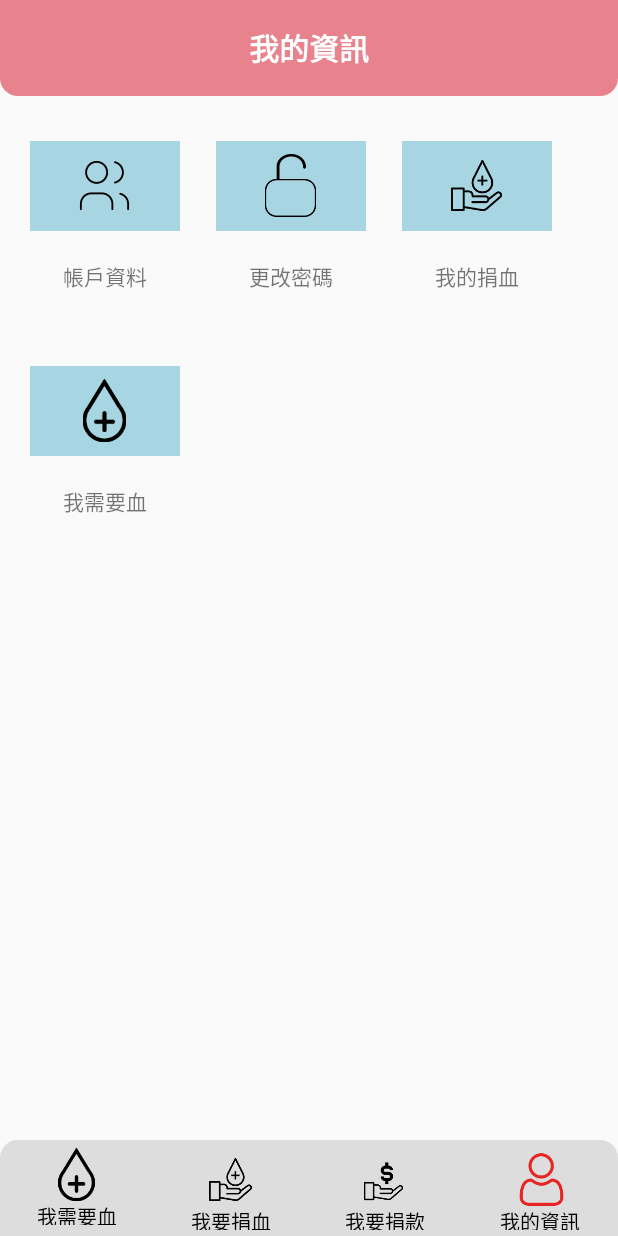
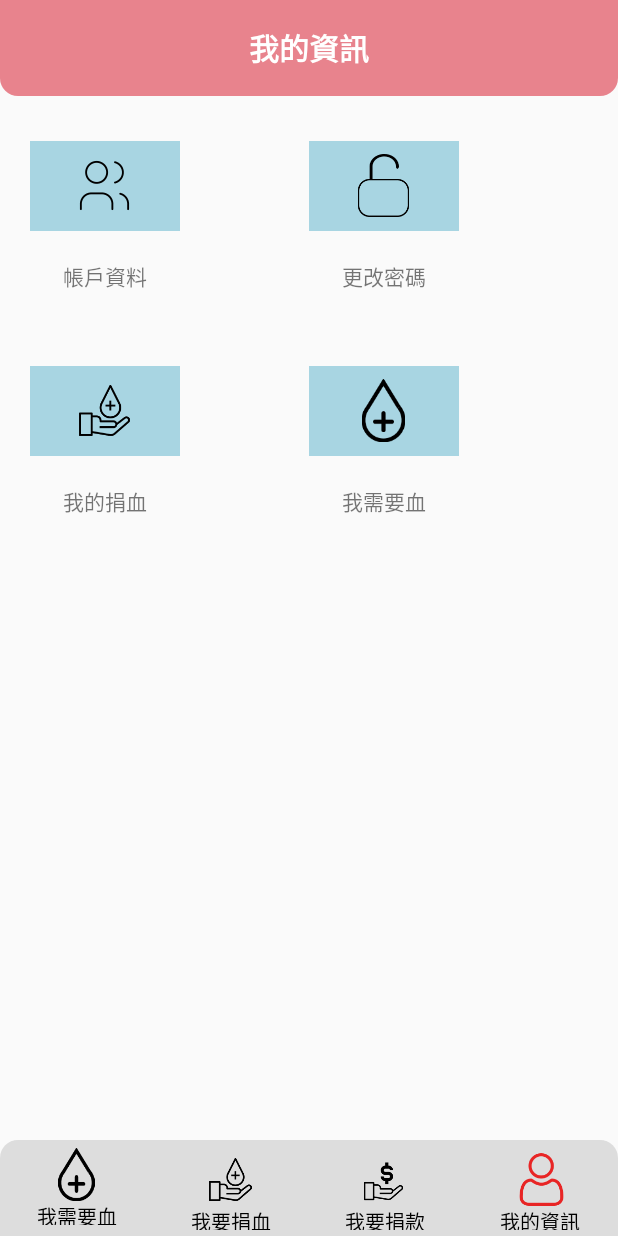
Before and after one commit to ives9999/hbc_android, an Android app: the MemberActivity screen opened directly, with no data from a screen before it, on a phone screen of 412 x 824 dp. Run offline under Robolectric (Android 15) with nearby library versions, the light colour scheme and no system bars.

Commit message:
no message

```diff
--- a/app/src/main/java/tw/com/bluemobile/hbc/controllers/MemberActivity.kt
+++ b/app/src/main/java/tw/com/bluemobile/hbc/controllers/MemberActivity.kt
@@ -33,7 +33,7 @@ class MemberActivity : BaseActivity() {
 
         val adapter: SimpleAdapter = SimpleAdapter(this, items, R.layout.member_home_cell, arrayOf("image", "text"), intArrayOf(R.id.image, R.id.text))
         findViewById<GridView>(R.id.grid) ?. let {
-            it.numColumns = 3
+            it.numColumns = 2
             it.adapter = adapter
         }
     }
```
